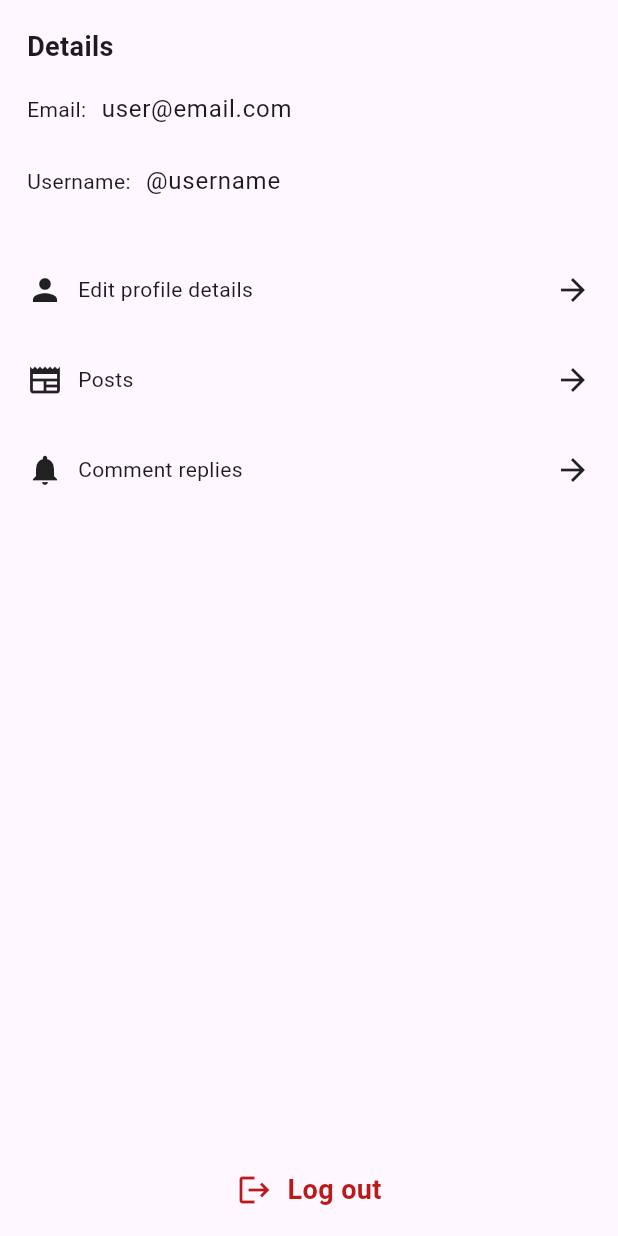
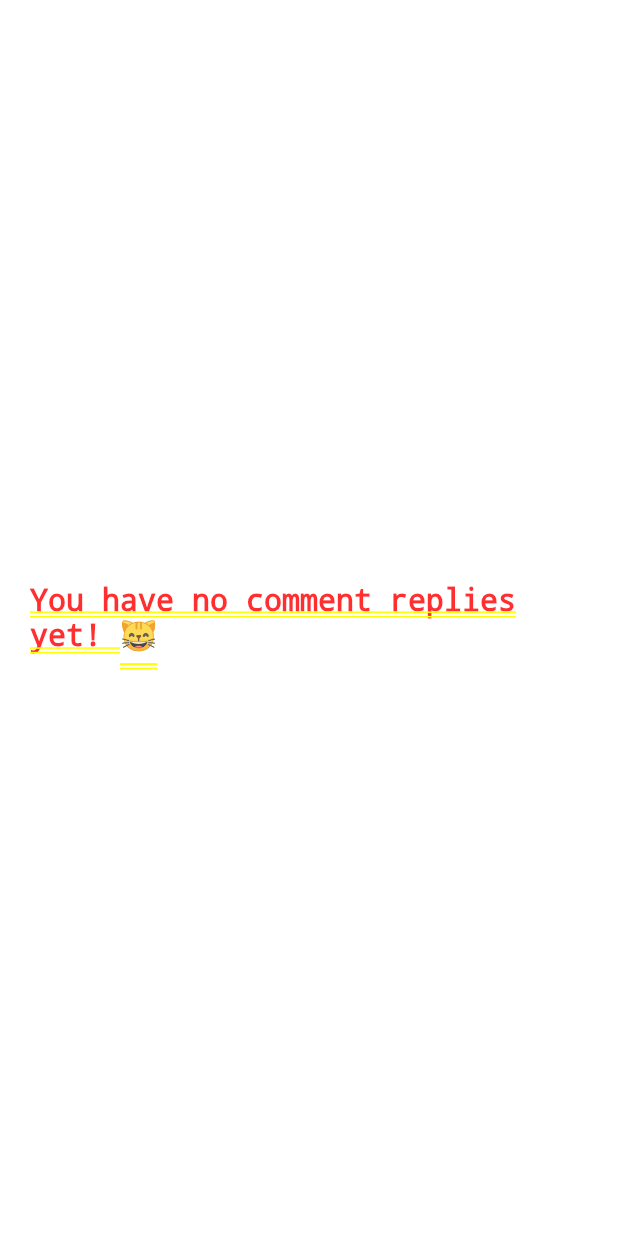
Before and after one commit to noAudio/pawfiki, a Flutter app: the UserProfile widget shown alone on an empty page, opened directly, after a tap on "Comment replies", on a phone screen of 412 x 824 dp. Run offline on Flutter 3.47's test engine with Material 3 defaults, Android fonts, the phone set to English and light mode, and no system bars; our stand-ins replace flutter_redux, redux.

Commit message:
Add comment replies screen

```diff
--- /dev/null
+++ b/lib/screens/comment_replies_screen.dart
@@ -0,0 +1,28 @@
+import 'package:flutter/material.dart';
+import 'package:flutter_redux/flutter_redux.dart';
+import 'package:pawfiki/models/app_state.dart';
+
+class CommentRepliesScreen extends StatelessWidget {
+  const CommentRepliesScreen({super.key});
+
+  @override
+  Widget build(BuildContext context) {
+    return StoreConnector<AppState, dynamic>(
+      converter: (store) => store,
+      builder: (BuildContext context, store) {
+        AppState state = store.state;
+        return state.commentReplies.isNotEmpty
+            ? Column()
+            : Padding(
+              padding: const EdgeInsets.all(20),
+              child: Center(
+                child: const Text(
+                  "You have no comment replies yet! 😸",
+                  style: TextStyle(fontSize: 20),
+                ),
+              ),
+            );
+      },
+    );
+  }
+}
--- a/lib/screens/user_profile.dart
+++ b/lib/screens/user_profile.dart
@@ -2,6 +2,7 @@ import 'package:flutter/material.dart';
 import 'package:flutter_redux/flutter_redux.dart';
 import 'package:pawfiki/actions/index.dart';
 import 'package:pawfiki/models/app_state.dart';
+import 'package:pawfiki/screens/comment_replies_screen.dart';
 import 'package:pawfiki/screens/edit_profile_screen.dart';
 import 'package:pawfiki/screens/user_posts_screen.dart';
 
@@ -126,7 +127,12 @@ class UserProfile extends StatelessWidget {
                   splashColor: Theme.of(context).colorScheme.primary,
                   hoverColor: Theme.of(context).colorScheme.primary,
                   onTap: () {
-                    // TODO: Navigate to Replies screen
+                    Navigator.push(
+                      context,
+                      MaterialPageRoute(
+                        builder: (context) => const CommentRepliesScreen(),
+                      ),
+                    );
                   },
                   child: Padding(
                     padding: EdgeInsets.all(18.0),
```
